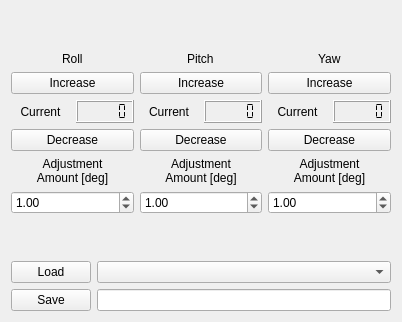
This is vigir_ocs_grasp_widget/src/handOffsetWidget.ui in team-vigir/vigir_ocs_common as Qt 5 draws it before an edit. The edited form follows.
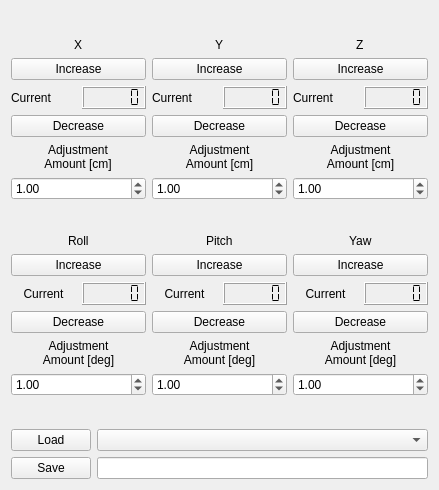
This is the edited form.

Commit message: Added tranlation to grasp offset editor

```diff
--- a/vigir_ocs_grasp_widget/src/handOffsetWidget.ui
+++ b/vigir_ocs_grasp_widget/src/handOffsetWidget.ui
@@ -6,8 +6,8 @@
    <rect>
     <x>0</x>
     <y>0</y>
-    <width>402</width>
-    <height>322</height>
+    <width>439</width>
+    <height>490</height>
    </rect>
   </property>
   <property name="windowTitle">
@@ -31,6 +31,79 @@
          </property>
         </spacer>
        </item>
+       <item alignment="Qt::AlignHCenter|Qt::AlignVCenter">
+        <widget class="QLabel" name="label_10">
+         <property name="text">
+          <string>X</string>
+         </property>
+        </widget>
+       </item>
+       <item>
+        <widget class="QPushButton" name="x_inc">
+         <property name="text">
+          <string>Increase</string>
+         </property>
+        </widget>
+       </item>
+       <item>
+        <layout class="QHBoxLayout" name="horizontalLayout_6">
+         <item>
+          <widget class="QLabel" name="label_13">
+           <property name="text">
+            <string>Current</string>
+           </property>
+          </widget>
+         </item>
+         <item>
+          <widget class="QLCDNumber" name="x_current">
+           <property name="smallDecimalPoint">
+            <bool>true</bool>
+           </property>
+           <property name="segmentStyle">
+            <enum>QLCDNumber::Flat</enum>
+           </property>
+          </widget>
+         </item>
+        </layout>
+       </item>
+       <item>
+        <widget class="QPushButton" name="x_dec">
+         <property name="text">
+          <string>Decrease</string>
+         </property>
+        </widget>
+       </item>
+       <item alignment="Qt::AlignHCenter">
+        <widget class="QLabel" name="label_16">
+         <property name="text">
+          <string>Adjustment
+Amount [cm]</string>
+         </property>
+         <property name="alignment">
+          <set>Qt::AlignCenter</set>
+         </property>
+        </widget>
+       </item>
+       <item>
+        <widget class="QDoubleSpinBox" name="x_adj">
+         <property name="value">
+          <double>1.000000000000000</double>
+         </property>
+        </widget>
+       </item>
+       <item>
+        <spacer name="verticalSpacer_7">
+         <property name="orientation">
+          <enum>Qt::Vertical</enum>
+         </property>
+         <property name="sizeHint" stdset="0">
+          <size>
+           <width>20</width>
+           <height>40</height>
+          </size>
+         </property>
+        </spacer>
+       </item>
        <item alignment="Qt::AlignHCenter">
         <widget class="QLabel" name="label_7">
          <property name="text">
@@ -141,6 +214,79 @@
          </property>
         </spacer>
        </item>
+       <item alignment="Qt::AlignHCenter">
+        <widget class="QLabel" name="label_11">
+         <property name="text">
+          <string>Y</string>
+         </property>
+        </widget>
+       </item>
+       <item>
+        <widget class="QPushButton" name="y_inc">
+         <property name="text">
+          <string>Increase</string>
+         </property>
+        </widget>
+       </item>
+       <item>
+        <layout class="QHBoxLayout" name="horizontalLayout_7">
+         <item>
+          <widget class="QLabel" name="label_15">
+           <property name="text">
+            <string>Current</string>
+           </property>
+          </widget>
+         </item>
+         <item>
+          <widget class="QLCDNumber" name="y_current">
+           <property name="smallDecimalPoint">
+            <bool>true</bool>
+           </property>
+           <property name="segmentStyle">
+            <enum>QLCDNumber::Flat</enum>
+           </property>
+          </widget>
+         </item>
+        </layout>
+       </item>
+       <item>
+        <widget class="QPushButton" name="y_dec">
+         <property name="text">
+          <string>Decrease</string>
+         </property>
+        </widget>
+       </item>
+       <item>
+        <widget class="QLabel" name="label_17">
+         <property name="text">
+          <string>Adjustment
+Amount [cm]</string>
+         </property>
+         <property name="alignment">
+          <set>Qt::AlignCenter</set>
+         </property>
+        </widget>
+       </item>
+       <item>
+        <widget class="QDoubleSpinBox" name="y_adj">
+         <property name="value">
+          <double>1.000000000000000</double>
+         </property>
+        </widget>
+       </item>
+       <item>
+        <spacer name="verticalSpacer_8">
+         <property name="orientation">
+          <enum>Qt::Vertical</enum>
+         </property>
+         <property name="sizeHint" stdset="0">
+          <size>
+           <width>20</width>
+           <height>40</height>
+          </size>
+         </property>
+        </spacer>
+       </item>
        <item alignment="Qt::AlignHCenter">
         <widget class="QLabel" name="label_8">
          <property name="text">
@@ -237,6 +383,79 @@
          </property>
         </spacer>
        </item>
+       <item alignment="Qt::AlignHCenter|Qt::AlignVCenter">
+        <widget class="QLabel" name="label_12">
+         <property name="text">
+          <string>Z</string>
+         </property>
+        </widget>
+       </item>
+       <item>
+        <widget class="QPushButton" name="z_inc">
+         <property name="text">
+          <string>Increase</string>
+         </property>
+        </widget>
+       </item>
+       <item>
+        <layout class="QHBoxLayout" name="horizontalLayout_8">
+         <item>
+          <widget class="QLabel" name="label_14">
+           <property name="text">
+            <string>Current</string>
+           </property>
+          </widget>
+         </item>
+         <item>
+          <widget class="QLCDNumber" name="z_current">
+           <property name="smallDecimalPoint">
+            <bool>true</bool>
+           </property>
+           <property name="segmentStyle">
+            <enum>QLCDNumber::Flat</enum>
+           </property>
+          </widget>
+         </item>
+        </layout>
+       </item>
+       <item>
+        <widget class="QPushButton" name="z_dec">
+         <property name="text">
+          <string>Decrease</string>
+         </property>
+        </widget>
+       </item>
+       <item>
+        <widget class="QLabel" name="label_18">
+         <property name="text">
+          <string>Adjustment
+Amount [cm]</string>
+         </property>
+         <property name="alignment">
+          <set>Qt::AlignCenter</set>
+         </property>
+        </widget>
+       </item>
+       <item>
+        <widget class="QDoubleSpinBox" name="z_adj">
+         <property name="value">
+          <double>1.000000000000000</double>
+         </property>
+        </widget>
+       </item>
+       <item>
+        <spacer name="verticalSpacer_9">
+         <property name="orientation">
+          <enum>Qt::Vertical</enum>
+         </property>
+         <property name="sizeHint" stdset="0">
+          <size>
+           <width>20</width>
+           <height>40</height>
+          </size>
+         </property>
+        </spacer>
+       </item>
        <item alignment="Qt::AlignHCenter">
         <widget class="QLabel" name="label_9">
          <property name="text">
```
The commit also changes 2 other files.
